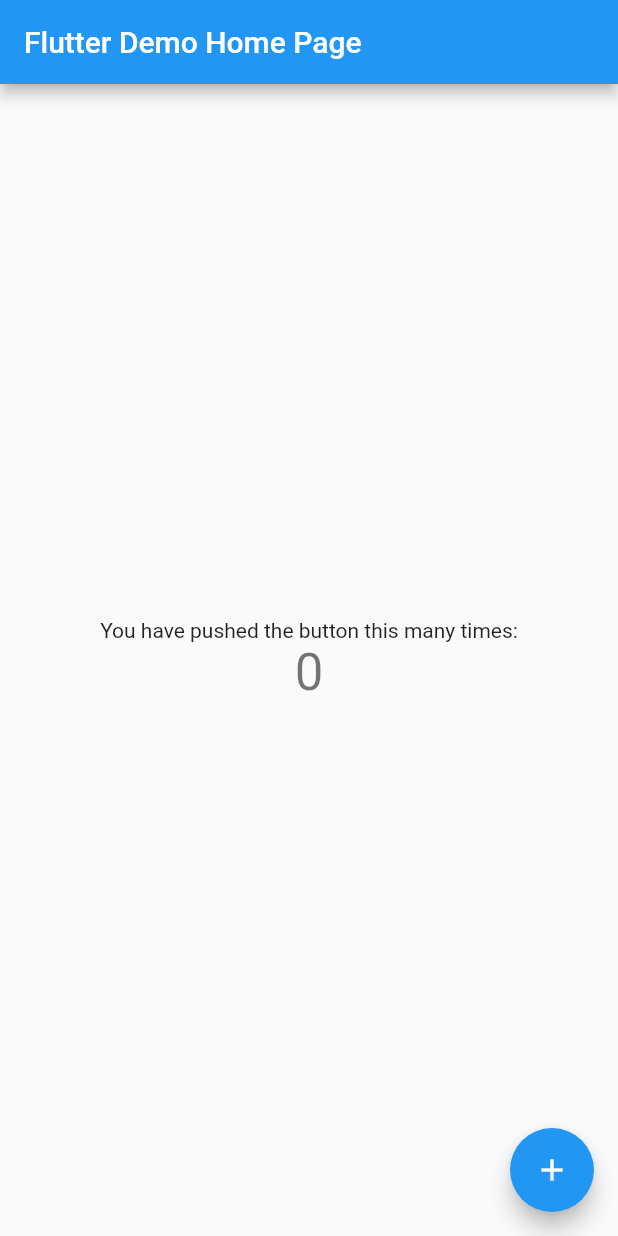
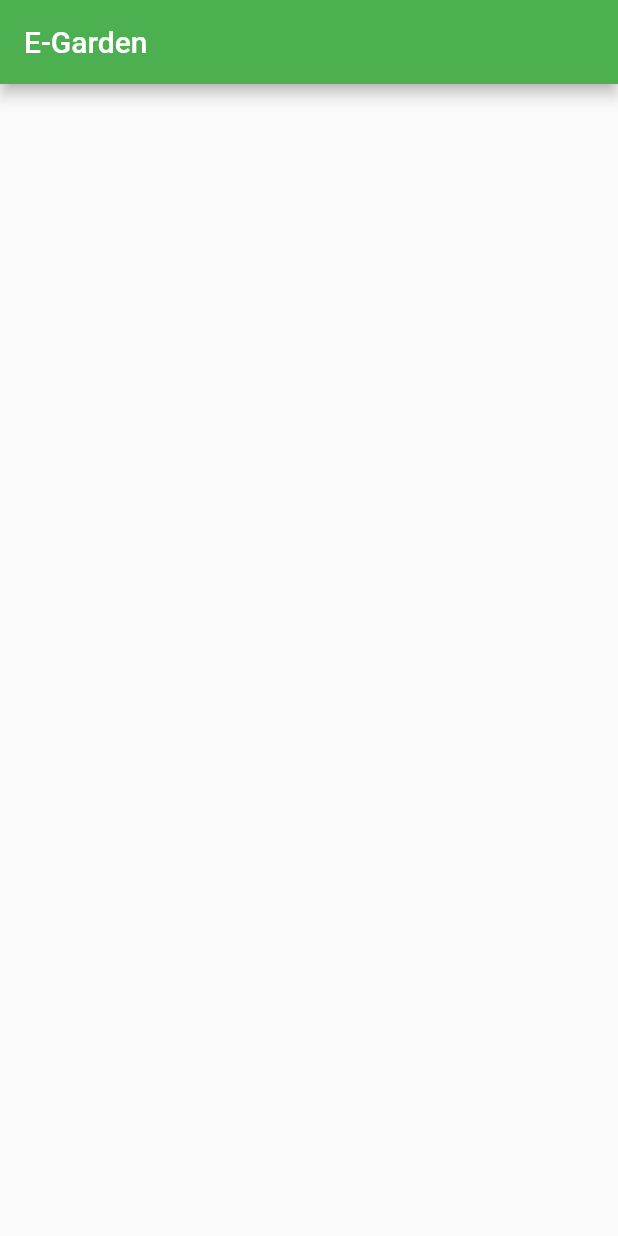
Before and after one commit to NoCtrlZ1110/E-Garden, a Flutter app: the screen it shows after launch, on a phone screen of 412 x 824 dp. Run offline on Flutter 3.47's test engine with Material 2 defaults, Android fonts, the phone set to English and light mode, and no system bars.

```diff
--- a/mobile/lib/main.dart
+++ b/mobile/lib/main.dart
@@ -1,117 +1,47 @@
 import 'package:flutter/material.dart';
 
 void main() {
-  runApp(MyApp());
+  runApp(E_Garden());
 }
 
-class MyApp extends StatelessWidget {
+class E_Garden extends StatelessWidget {
   // This widget is the root of your application.
   @override
   Widget build(BuildContext context) {
     return MaterialApp(
-      title: 'Flutter Demo',
+      title: 'E-Garden',
       theme: ThemeData(
-        // This is the theme of your application.
-        //
-        // Try running your application with "flutter run". You'll see the
-        // application has a blue toolbar. Then, without quitting the app, try
-        // changing the primarySwatch below to Colors.green and then invoke
-        // "hot reload" (press "r" in the console where you ran "flutter run",
-        // or simply save your changes to "hot reload" in a Flutter IDE).
-        // Notice that the counter didn't reset back to zero; the application
-        // is not restarted.
-        primarySwatch: Colors.blue,
-        // This makes the visual density adapt to the platform that you run
-        // the app on. For desktop platforms, the controls will be smaller and
-        // closer together (more dense) than on mobile platforms.
+        primarySwatch: Colors.green,
         visualDensity: VisualDensity.adaptivePlatformDensity,
       ),
-      home: MyHomePage(title: 'Flutter Demo Home Page'),
+      home: HomePage(title: 'E-Garden'),
+      debugShowCheckedModeBanner: false,
     );
   }
 }
 
-class MyHomePage extends StatefulWidget {
-  MyHomePage({Key key, this.title}) : super(key: key);
-
-  // This widget is the home page of your application. It is stateful, meaning
-  // that it has a State object (defined below) that contains fields that affect
-  // how it looks.
-
-  // This class is the configuration for the state. It holds the values (in this
-  // case the title) provided by the parent (in this case the App widget) and
-  // used by the build method of the State. Fields in a Widget subclass are
-  // always marked "final".
+class HomePage extends StatefulWidget {
+  HomePage({Key key, this.title}) : super(key: key);
 
   final String title;
 
   @override
-  _MyHomePageState createState() => _MyHomePageState();
+  _HomePageState createState() => _HomePageState();
 }
 
-class _MyHomePageState extends State<MyHomePage> {
-  int _counter = 0;
-
-  void _incrementCounter() {
-    setState(() {
-      // This call to setState tells the Flutter framework that something has
-      // changed in this State, which causes it to rerun the build method below
-      // so that the display can reflect the updated values. If we changed
-      // _counter without calling setState(), then the build method would not be
-      // called again, and so nothing would appear to happen.
-      _counter++;
-    });
-  }
+class _HomePageState extends State<HomePage> {
 
   @override
   Widget build(BuildContext context) {
-    // This method is rerun every time setState is called, for instance as done
-    // by the _incrementCounter method above.
-    //
-    // The Flutter framework has been optimized to make rerunning build methods
-    // fast, so that you can just rebuild anything that needs updating rather
-    // than having to individually change instances of widgets.
+
     return Scaffold(
       appBar: AppBar(
-        // Here we take the value from the MyHomePage object that was created by
-        // the App.build method, and use it to set our appbar title.
+
         title: Text(widget.title),
       ),
       body: Center(
-        // Center is a layout widget. It takes a single child and positions it
-        // in the middle of the parent.
-        child: Column(
-          // Column is also a layout widget. It takes a list of children and
-          // arranges them vertically. By default, it sizes itself to fit its
-          // children horizontally, and tries to be as tall as its parent.
-          //
-          // Invoke "debug painting" (press "p" in the console, choose the
-          // "Toggle Debug Paint" action from the Flutter Inspector in Android
-          // Studio, or the "Toggle Debug Paint" command in Visual Studio Code)
-          // to see the wireframe for each widget.
-          //
-          // Column has various properties to control how it sizes itself and
-          // how it positions its children. Here we use mainAxisAlignment to
-          // center the children vertically; the main axis here is the vertical
-          // axis because Columns are vertical (the cross axis would be
-          // horizontal).
-          mainAxisAlignment: MainAxisAlignment.center,
-          children: <Widget>[
-            Text(
-              'You have pushed the button this many times:',
-            ),
-            Text(
-              '$_counter',
-              style: Theme.of(context).textTheme.headline4,
-            ),
-          ],
-        ),
+
       ),
-      floatingActionButton: FloatingActionButton(
-        onPressed: _incrementCounter,
-        tooltip: 'Increment',
-        child: Icon(Icons.add),
-      ), // This trailing comma makes auto-formatting nicer for build methods.
     );
   }
 }
```
Also changed, not shown: mobile/lib/configs/AppColors.dart (added, +30 -0 lines), mobile/pubspec.yaml (+9 -0 lines), mobile/assets/fonts/Alata-Regular.ttf (added), mobile/assets/fonts/Quicksand-Bold.ttf (added), mobile/assets/fonts/Quicksand-Light.ttf (added), mobile/assets/fonts/Quicksand-Medium.ttf (added), mobile/assets/fonts/Quicksand-Regular.ttf (added), mobile/assets/fonts/Quicksand-SemiBold.ttf (added), mobile/assets/images/logo.png (added), mobile/pubspec.lock, 26 other files.
